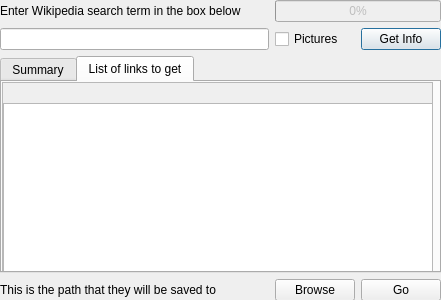
Qt form WikepediaProject/wikipediaGui.ui (lazzaroevan/Python-Projects) before a commit.
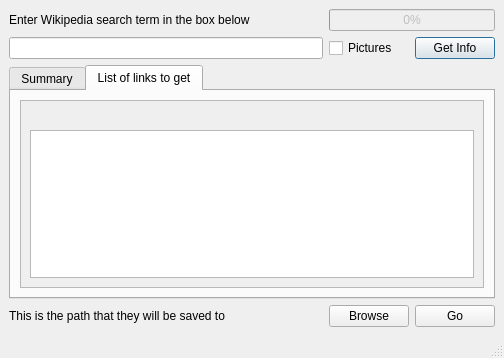
The same form after that commit. The open tabs and pages were chosen to show the change.

Commit message: Program should be pretty much done, any further changes will most likely be a new solid version of this.

Patch:
```diff
--- a/WikepediaProject/wikipediaGui.ui
+++ b/WikepediaProject/wikipediaGui.ui
@@ -1,42 +1,21 @@
 <?xml version="1.0" encoding="UTF-8"?>
 <ui version="4.0">
- <class>Form</class>
- <widget class="QWidget" name="Form">
+ <class>MainWindow</class>
+ <widget class="QMainWindow" name="MainWindow">
   <property name="geometry">
    <rect>
     <x>0</x>
     <y>0</y>
-    <width>441</width>
-    <height>300</height>
+    <width>504</width>
+    <height>358</height>
    </rect>
   </property>
   <property name="windowTitle">
    <string>Form</string>
   </property>
-  <widget class="QWidget" name="gridLayoutWidget">
-   <property name="geometry">
-    <rect>
-     <x>0</x>
-     <y>0</y>
-     <width>441</width>
-     <height>301</height>
-    </rect>
-   </property>
-   <layout class="QGridLayout" name="mainGrid">
-    <item row="2" column="0">
-     <widget class="QLineEdit" name="searchTerm">
-      <property name="statusTip">
-       <string/>
-      </property>
-      <property name="whatsThis">
-       <string>&lt;html&gt;&lt;head/&gt;&lt;body&gt;&lt;p&gt;Search Box&lt;/p&gt;&lt;/body&gt;&lt;/html&gt;</string>
-      </property>
-      <property name="clearButtonEnabled">
-       <bool>false</bool>
-      </property>
-     </widget>
-    </item>
-    <item row="2" column="2">
+  <widget class="QWidget" name="centralwidget">
+   <layout class="QGridLayout" name="gridLayout">
+    <item row="1" column="2">
      <widget class="QPushButton" name="tryWikipediaSearchButton">
       <property name="text">
        <string>Get Info</string>
@@ -49,17 +28,34 @@
       </property>
      </widget>
     </item>
-    <item row="2" column="1">
-     <widget class="QCheckBox" name="picturesCheck">
+    <item row="3" column="2">
+     <widget class="QPushButton" name="saveFilesButton">
       <property name="toolTip">
        <string>Recursively get every page that is linked to any page linked to any page linked.....</string>
       </property>
       <property name="text">
-       <string>Pictures</string>
+       <string>Go</string>
       </property>
      </widget>
     </item>
-    <item row="3" column="0" colspan="3">
+    <item row="3" column="1">
+     <widget class="QPushButton" name="saveDirectoryButton">
+      <property name="text">
+       <string>Browse</string>
+      </property>
+     </widget>
+    </item>
+    <item row="0" column="1" colspan="2">
+     <widget class="QProgressBar" name="progressBar">
+      <property name="enabled">
+       <bool>false</bool>
+      </property>
+      <property name="value">
+       <number>0</number>
+      </property>
+     </widget>
+    </item>
+    <item row="2" column="0" colspan="3">
      <widget class="QTabWidget" name="tabsSummaryLinkList">
       <property name="toolTip">
        <string>Links to all the wikipedia pages that will be downloaded along with the initial one</string>
@@ -116,15 +112,9 @@
        <attribute name="title">
         <string>List of links to get</string>
        </attribute>
+       <layout class="QHBoxLayout" name="horizontalLayout_3">
+        <item>
        <widget class="QScrollArea" name="scrollArea_2">
-        <property name="geometry">
-         <rect>
-          <x>0</x>
-          <y>0</y>
-          <width>431</width>
-          <height>217</height>
-         </rect>
-        </property>
         <property name="widgetResizable">
          <bool>true</bool>
         </property>
@@ -133,19 +123,12 @@
           <rect>
            <x>0</x>
            <y>0</y>
-           <width>429</width>
-           <height>215</height>
-          </rect>
-         </property>
-         <widget class="QWidget" name="verticalLayoutWidget">
-          <property name="geometry">
-           <rect>
-            <x>0</x>
-            <y>0</y>
-            <width>431</width>
-            <height>191</height>
-           </rect>
-          </property>
+             <width>472</width>
+             <height>225</height>
+            </rect>
+           </property>
+           <layout class="QHBoxLayout" name="horizontalLayout_2">
+            <item>
           <layout class="QVBoxLayout" name="verticalLayout">
            <item>
             <widget class="QLabel" name="progressTracker">
@@ -158,55 +141,55 @@
             <widget class="QListWidget" name="listOfLinksBox"/>
            </item>
           </layout>
-         </widget>
-        </widget>
-       </widget>
-      </widget>
-     </widget>
-    </item>
-    <item row="4" column="2">
-     <widget class="QPushButton" name="saveFilesButton">
-      <property name="toolTip">
-       <string>Save Database</string>
-      </property>
-      <property name="text">
-       <string>Go</string>
-      </property>
-     </widget>
-    </item>
-    <item row="4" column="0">
-     <widget class="QLabel" name="filePathLabel">
-      <property name="text">
-       <string>This is the path that they will be saved to</string>
-      </property>
+            </item>
+           </layout>
+          </widget>
+         </widget>
+        </item>
+       </layout>
+      </widget>
      </widget>
     </item>
-    <item row="4" column="1">
-     <widget class="QPushButton" name="saveDirectoryButton">
-      <property name="text">
-       <string>Browse</string>
-      </property>
-     </widget>
-    </item>
-    <item row="1" column="0">
+    <item row="0" column="0">
      <widget class="QLabel" name="mainLabel">
       <property name="text">
        <string>Enter Wikipedia search term in the box below</string>
       </property>
      </widget>
     </item>
-    <item row="1" column="1" colspan="2">
-     <widget class="QProgressBar" name="progressBar">
-      <property name="enabled">
+    <item row="1" column="0">
+     <widget class="QLineEdit" name="searchTerm">
+      <property name="statusTip">
+       <string/>
+      </property>
+      <property name="whatsThis">
+       <string>&lt;html&gt;&lt;head/&gt;&lt;body&gt;&lt;p&gt;Search Box&lt;/p&gt;&lt;/body&gt;&lt;/html&gt;</string>
+      </property>
+      <property name="clearButtonEnabled">
        <bool>false</bool>
       </property>
-      <property name="value">
-       <number>0</number>
+     </widget>
+    </item>
+    <item row="1" column="1">
+     <widget class="QCheckBox" name="picturesCheck">
+      <property name="toolTip">
+       <string>Recursively get every page that is linked to any page linked to any page linked.....</string>
+      </property>
+      <property name="text">
+       <string>Pictures</string>
+      </property>
+     </widget>
+    </item>
+    <item row="3" column="0">
+     <widget class="QLabel" name="filePathLabel">
+      <property name="text">
+       <string>This is the path that they will be saved to</string>
       </property>
      </widget>
     </item>
    </layout>
   </widget>
+  <widget class="QStatusBar" name="statusbar"/>
  </widget>
  <resources/>
  <connections/>
```
Left out of the diff: 43 changed lines with no effect on the pictures. Lines whose indentation alone changed are shown as unchanged. The commit also changes 12 other files.
